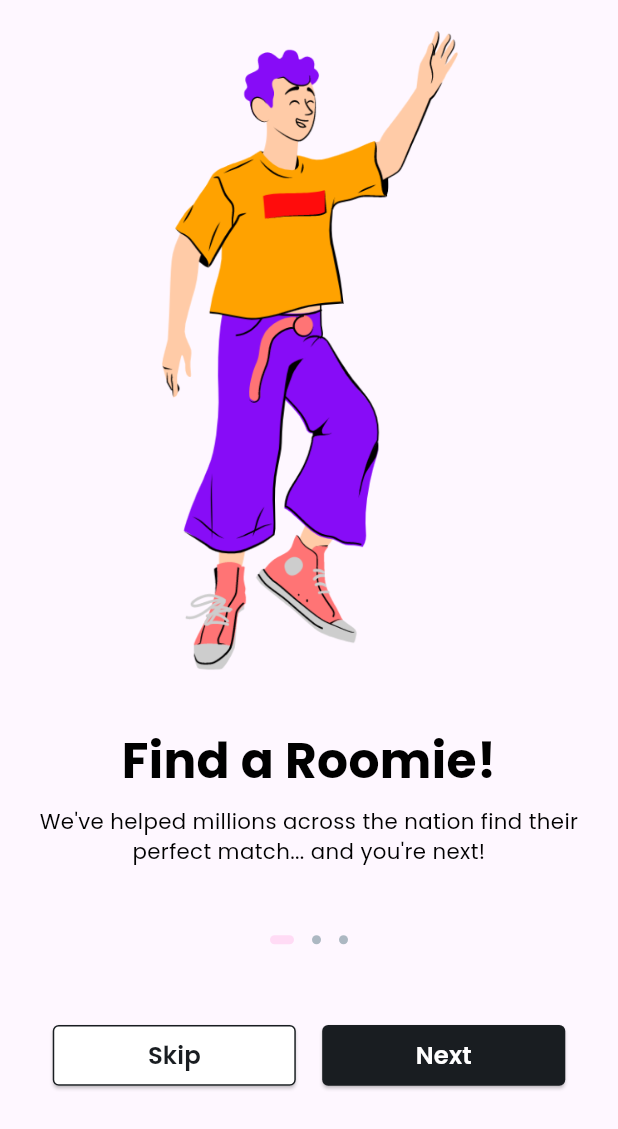
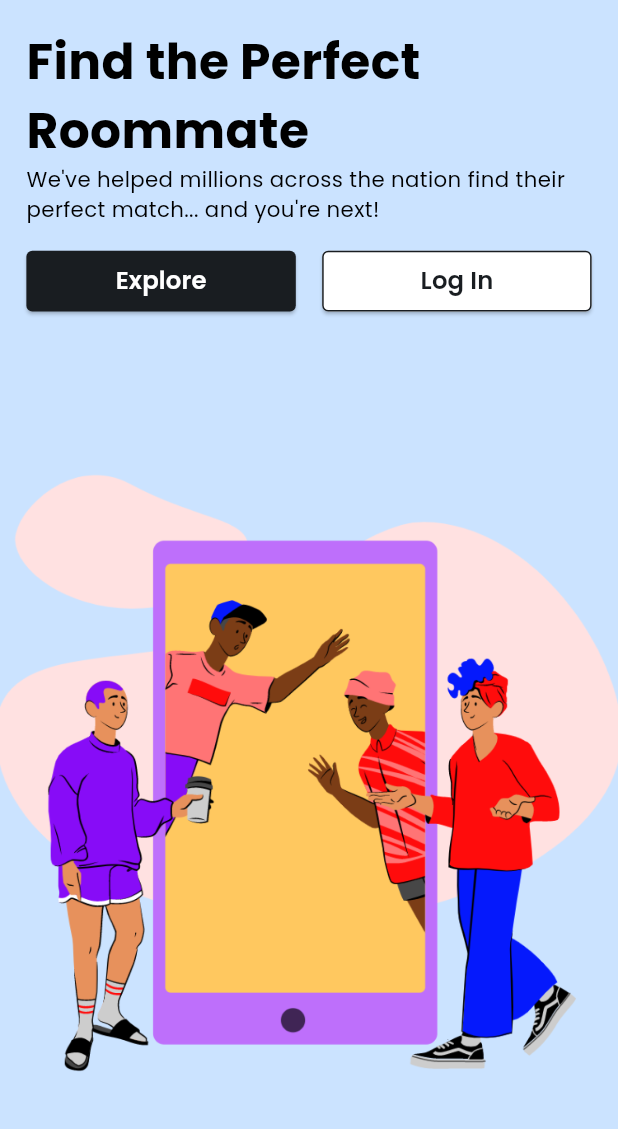
Before and after one commit to nyooplayground/flutter_booking_app, a Flutter app: the screen it shows after launch, on a phone screen of 412 x 824 dp. Shown: the top 1129 px of the screen. Run offline on Flutter 3.47's test engine with Material 2 defaults, Android fonts, the phone set to English and light mode, and no system bars; our stand-ins replace bloc, flutter_bloc, flutter_screenutil.

Commit message:
- create view welcome screen

```diff
--- a/lib/main.dart
+++ b/lib/main.dart
@@ -1,4 +1,4 @@
-import 'package:booking_app/presentation/pages/pages.dart';
+import 'package:booking_app/presentation/pages/welcome/welcome_view.dart';
 import 'package:flutter/material.dart';
 import 'package:flutter_screenutil/flutter_screenutil.dart';
 
@@ -23,7 +23,7 @@ class MyApp extends StatelessWidget {
             useMaterial3: true,
             fontFamily: 'Poppins',
           ),
-          home: const OnboardingPage(),
+          home: const WelcomePage(),
         );
       }
     );
--- /dev/null
+++ b/lib/presentation/pages/welcome/component/welcome_button.dart
@@ -0,0 +1,34 @@
+import 'package:booking_app/config/theme/app_dimensions.dart';
+import 'package:booking_app/presentation/widget/widget.dart';
+import 'package:booking_app/utils/extension/extension.dart';
+import 'package:flutter/material.dart';
+
+class WelcomeButton extends StatelessWidget {
+  const WelcomeButton({super.key});
+
+  @override
+  Widget build(BuildContext context) {
+    return Padding(
+      padding: EdgeInsets.symmetric(horizontal: AppDimensions.w16),
+      child: Row(
+        children: [
+          Expanded(
+            child: PrimaryButton(
+              onPressed: () {},
+              text: 'Explore',
+              type: PrimaryButtonType.type3,
+            ),
+          ),
+          16.0.width,
+          Expanded(
+            child: SecondaryButton(
+              onPressed: () {},
+              text: 'Log In',
+              type: SecondaryButtonType.type3,
+            ),
+          ),
+        ],
+      ),
+    );
+  }
+}
--- /dev/null
+++ b/lib/presentation/pages/welcome/component/welcome_image.dart
@@ -0,0 +1,16 @@
+import 'package:booking_app/data/src/img_string.dart';
+import 'package:flutter/cupertino.dart';
+
+class WelcomeImage extends StatelessWidget {
+  const WelcomeImage({super.key});
+
+  @override
+  Widget build(BuildContext context) {
+    return Expanded(
+      child: Image.asset(
+        ImgString.giantPhone,
+        fit: BoxFit.contain,
+      ),
+    );
+  }
+}
--- /dev/null
+++ b/lib/presentation/pages/welcome/component/welcome_title.dart
@@ -0,0 +1,27 @@
+import 'package:booking_app/config/config.dart';
+import 'package:booking_app/config/theme/app_dimensions.dart';
+import 'package:flutter/cupertino.dart';
+
+class WelcomeTitle extends StatelessWidget {
+  const WelcomeTitle({super.key});
+
+  @override
+  Widget build(BuildContext context) {
+    return Padding(
+      padding: EdgeInsets.all(AppDimensions.w16),
+      child: Column(
+        mainAxisSize: MainAxisSize.min,
+        children: [
+          Text(
+            "Find the Perfect Roommate",
+            style: AppFonts.heading3,
+          ),
+          Text(
+            "We've helped millions across the nation find their perfect match... and you're next!",
+            style: AppFonts.paragraphMedium,
+          ),
+        ],
+      ),
+    );
+  }
+}
--- a/lib/presentation/pages/welcome/login/forgot_password/forgot_password_view.dart
+++ b/lib/presentation/pages/welcome/login/forgot_password/forgot_password_view.dart
@@ -4,7 +4,9 @@ import 'package:flutter_bloc/flutter_bloc.dart';
 import 'forgot_password_cubit.dart';
 import 'forgot_password_state.dart';
 
-class Forgot_passwordPage extends StatelessWidget {
+class ForgotPasswordPage extends StatelessWidget {
+  const ForgotPasswordPage({super.key});
+
   @override
   Widget build(BuildContext context) {
     return BlocProvider(
--- a/lib/presentation/pages/welcome/login/login_view.dart
+++ b/lib/presentation/pages/welcome/login/login_view.dart
@@ -5,6 +5,8 @@ import 'login_cubit.dart';
 import 'login_state.dart';
 
 class LoginPage extends StatelessWidget {
+  const LoginPage({super.key});
+
   @override
   Widget build(BuildContext context) {
     return BlocProvider(
--- a/lib/presentation/pages/welcome/register/register_view.dart
+++ b/lib/presentation/pages/welcome/register/register_view.dart
@@ -5,6 +5,8 @@ import 'register_cubit.dart';
 import 'register_state.dart';
 
 class RegisterPage extends StatelessWidget {
+  const RegisterPage({super.key});
+
   @override
   Widget build(BuildContext context) {
     return BlocProvider(
--- a/lib/presentation/pages/welcome/welcome_done/welcome_done_view.dart
+++ b/lib/presentation/pages/welcome/welcome_done/welcome_done_view.dart
@@ -4,7 +4,9 @@ import 'package:flutter_bloc/flutter_bloc.dart';
 import 'welcome_done_cubit.dart';
 import 'welcome_done_state.dart';
 
-class Welcome_donePage extends StatelessWidget {
+class WelcomeDonePage extends StatelessWidget {
+  const WelcomeDonePage({super.key});
+
   @override
   Widget build(BuildContext context) {
     return BlocProvider(
--- a/lib/presentation/pages/welcome/welcome_view.dart
+++ b/lib/presentation/pages/welcome/welcome_view.dart
@@ -1,3 +1,7 @@
+import 'package:booking_app/config/theme/theme.dart';
+import 'package:booking_app/presentation/pages/welcome/component/welcome_button.dart';
+import 'package:booking_app/presentation/pages/welcome/component/welcome_image.dart';
+import 'package:booking_app/presentation/pages/welcome/component/welcome_title.dart';
 import 'package:flutter/material.dart';
 import 'package:flutter_bloc/flutter_bloc.dart';
 
@@ -5,6 +9,8 @@ import 'welcome_cubit.dart';
 import 'welcome_state.dart';
 
 class WelcomePage extends StatelessWidget {
+  const WelcomePage({super.key});
+
   @override
   Widget build(BuildContext context) {
     return BlocProvider(
@@ -16,6 +22,17 @@ class WelcomePage extends StatelessWidget {
   Widget _buildPage(BuildContext context) {
     final cubit = BlocProvider.of<WelcomeCubit>(context);
 
-    return Container();
+    return const Scaffold(
+      backgroundColor: AppColors.accentBlue,
+      body: SafeArea(
+        child: Column(
+          children: [
+            WelcomeTitle(),
+            WelcomeButton(),
+            WelcomeImage(),
+          ],
+        ),
+      ),
+    );
   }
 }
--- a/lib/presentation/widget/widget.dart
+++ b/lib/presentation/widget/widget.dart
@@ -0,0 +1,2 @@
+export 'primary_button.dart';
+export 'secondary_button.dart';
```
